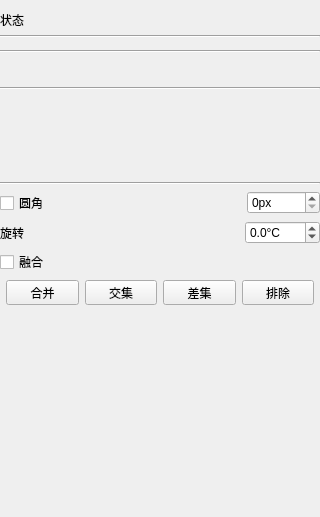
First picture: the form in BIDesigner/grouppropertyform.ui, repository lsyeei/dashboard, before the edit.
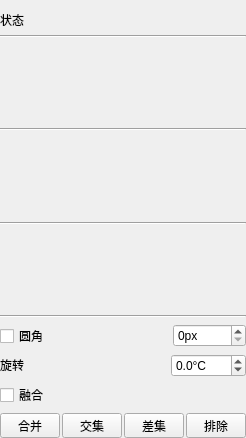
Second picture: the form after the edit. Icons and pictures are not drawn. Custom widgets are drawn as their Qt base class.

Patch:
```diff
--- a/BIDesigner/grouppropertyform.ui
+++ b/BIDesigner/grouppropertyform.ui
@@ -6,12 +6,12 @@
    <rect>
     <x>0</x>
     <y>0</y>
-    <width>320</width>
-    <height>517</height>
+    <width>246</width>
+    <height>438</height>
    </rect>
   </property>
   <property name="sizePolicy">
-   <sizepolicy hsizetype="Minimum" vsizetype="Fixed">
+   <sizepolicy hsizetype="Preferred" vsizetype="Minimum">
     <horstretch>0</horstretch>
     <verstretch>0</verstretch>
    </sizepolicy>
@@ -19,12 +19,12 @@
   <property name="windowTitle">
    <string>Form</string>
   </property>
-  <layout class="QVBoxLayout" name="verticalLayout" stretch="0,0,0,0,0,0,0,0,0,0,0,0,0">
+  <layout class="QVBoxLayout" name="verticalLayout" stretch="0,0,0,0,0,0,0,0,0,0,0,0">
    <property name="spacing">
     <number>6</number>
    </property>
    <property name="sizeConstraint">
-    <enum>QLayout::SizeConstraint::SetNoConstraint</enum>
+    <enum>QLayout::SizeConstraint::SetMinimumSize</enum>
    </property>
    <property name="leftMargin">
     <number>0</number>
@@ -36,14 +36,14 @@
     <number>0</number>
    </property>
    <item>
-    <layout class="QHBoxLayout" name="horizontalLayout_3" stretch="1,5">
+    <layout class="QHBoxLayout" name="horizontalLayout_3" stretch="0,0">
      <property name="sizeConstraint">
-      <enum>QLayout::SizeConstraint::SetNoConstraint</enum>
+      <enum>QLayout::SizeConstraint::SetMinimumSize</enum>
      </property>
      <item>
       <widget class="QLabel" name="label_2">
        <property name="sizePolicy">
-        <sizepolicy hsizetype="Preferred" vsizetype="Fixed">
+        <sizepolicy hsizetype="Fixed" vsizetype="Fixed">
          <horstretch>0</horstretch>
          <verstretch>0</verstretch>
         </sizepolicy>
@@ -67,6 +67,12 @@
    </item>
    <item>
     <widget class="Line" name="line_4">
+     <property name="sizePolicy">
+      <sizepolicy hsizetype="Preferred" vsizetype="Fixed">
+       <horstretch>0</horstretch>
+       <verstretch>0</verstretch>
+      </sizepolicy>
+     </property>
      <property name="orientation">
       <enum>Qt::Orientation::Horizontal</enum>
      </property>
@@ -75,7 +81,7 @@
    <item>
     <widget class="PosProperty" name="posProperty">
      <property name="sizePolicy">
-      <sizepolicy hsizetype="MinimumExpanding" vsizetype="Minimum">
+      <sizepolicy hsizetype="Preferred" vsizetype="Minimum">
        <horstretch>0</horstretch>
        <verstretch>0</verstretch>
       </sizepolicy>
@@ -93,6 +99,12 @@
    </item>
    <item>
     <widget class="Line" name="line_2">
+     <property name="sizePolicy">
+      <sizepolicy hsizetype="Preferred" vsizetype="Fixed">
+       <horstretch>0</horstretch>
+       <verstretch>0</verstretch>
+      </sizepolicy>
+     </property>
      <property name="orientation">
       <enum>Qt::Orientation::Horizontal</enum>
      </property>
@@ -109,13 +121,13 @@
      <property name="minimumSize">
       <size>
        <width>0</width>
-       <height>22</height>
+       <height>0</height>
       </size>
      </property>
      <property name="maximumSize">
       <size>
        <width>16777215</width>
-       <height>22</height>
+       <height>16777215</height>
       </size>
      </property>
      <property name="showLine">
@@ -145,7 +157,7 @@
    <item>
     <widget class="FillProperty" name="fillProperty">
      <property name="sizePolicy">
-      <sizepolicy hsizetype="MinimumExpanding" vsizetype="Minimum">
+      <sizepolicy hsizetype="Preferred" vsizetype="Minimum">
        <horstretch>0</horstretch>
        <verstretch>0</verstretch>
       </sizepolicy>
@@ -153,13 +165,13 @@
      <property name="minimumSize">
       <size>
        <width>0</width>
-       <height>80</height>
+       <height>0</height>
       </size>
      </property>
      <property name="maximumSize">
       <size>
        <width>16777215</width>
-       <height>80</height>
+       <height>16777215</height>
       </size>
      </property>
      <property name="fill" stdset="0">
@@ -169,6 +181,12 @@
    </item>
    <item>
     <widget class="Line" name="line_3">
+     <property name="sizePolicy">
+      <sizepolicy hsizetype="Preferred" vsizetype="Fixed">
+       <horstretch>0</horstretch>
+       <verstretch>0</verstretch>
+      </sizepolicy>
+     </property>
      <property name="orientation">
       <enum>Qt::Orientation::Horizontal</enum>
      </property>
@@ -180,7 +198,7 @@
       <number>6</number>
      </property>
      <property name="sizeConstraint">
-      <enum>QLayout::SizeConstraint::SetNoConstraint</enum>
+      <enum>QLayout::SizeConstraint::SetMinimumSize</enum>
      </property>
      <property name="topMargin">
       <number>0</number>
@@ -191,7 +209,7 @@
      <item>
       <widget class="QCheckBox" name="roundChecked">
        <property name="sizePolicy">
-        <sizepolicy hsizetype="Minimum" vsizetype="Fixed">
+        <sizepolicy hsizetype="Fixed" vsizetype="Fixed">
          <horstretch>0</horstretch>
          <verstretch>0</verstretch>
         </sizepolicy>
@@ -217,7 +235,7 @@
      <item>
       <widget class="QSpinBox" name="roundSize">
        <property name="sizePolicy">
-        <sizepolicy hsizetype="Minimum" vsizetype="Fixed">
+        <sizepolicy hsizetype="Preferred" vsizetype="Fixed">
          <horstretch>0</horstretch>
          <verstretch>0</verstretch>
         </sizepolicy>
@@ -235,7 +253,7 @@
    <item>
     <layout class="QHBoxLayout" name="horizontalLayout_2">
      <property name="sizeConstraint">
-      <enum>QLayout::SizeConstraint::SetNoConstraint</enum>
+      <enum>QLayout::SizeConstraint::SetMinimumSize</enum>
      </property>
      <property name="topMargin">
       <number>0</number>
@@ -245,6 +263,12 @@
      </property>
      <item>
       <widget class="QLabel" name="label">
+       <property name="sizePolicy">
+        <sizepolicy hsizetype="Fixed" vsizetype="Fixed">
+         <horstretch>0</horstretch>
+         <verstretch>0</verstretch>
+        </sizepolicy>
+       </property>
        <property name="text">
         <string>旋转</string>
        </property>
@@ -257,7 +281,7 @@
        </property>
        <property name="sizeHint" stdset="0">
         <size>
-         <width>40</width>
+         <width>20</width>
          <height>20</height>
         </size>
        </property>
@@ -265,6 +289,12 @@
      </item>
      <item>
       <widget class="QDoubleSpinBox" name="rotation">
+       <property name="sizePolicy">
+        <sizepolicy hsizetype="Preferred" vsizetype="Fixed">
+         <horstretch>0</horstretch>
+         <verstretch>0</verstretch>
+        </sizepolicy>
+       </property>
        <property name="suffix">
         <string>°C</string>
        </property>
@@ -283,6 +313,12 @@
    </item>
    <item>
     <widget class="QCheckBox" name="mergeCheck">
+     <property name="sizePolicy">
+      <sizepolicy hsizetype="Preferred" vsizetype="Fixed">
+       <horstretch>0</horstretch>
+       <verstretch>0</verstretch>
+      </sizepolicy>
+     </property>
      <property name="text">
       <string>融合</string>
      </property>
@@ -291,31 +327,34 @@
    <item>
     <widget class="QWidget" name="mergeOptions" native="true">
      <property name="sizePolicy">
-      <sizepolicy hsizetype="Ignored" vsizetype="Fixed">
+      <sizepolicy hsizetype="Preferred" vsizetype="Fixed">
        <horstretch>0</horstretch>
        <verstretch>0</verstretch>
       </sizepolicy>
      </property>
      <layout class="QHBoxLayout" name="horizontalLayout_4">
+      <property name="spacing">
+       <number>2</number>
+      </property>
       <property name="sizeConstraint">
-       <enum>QLayout::SizeConstraint::SetNoConstraint</enum>
+       <enum>QLayout::SizeConstraint::SetMinimumSize</enum>
       </property>
       <property name="leftMargin">
-       <number>6</number>
+       <number>0</number>
       </property>
       <property name="topMargin">
        <number>0</number>
       </property>
       <property name="rightMargin">
-       <number>6</number>
+       <number>0</number>
       </property>
       <property name="bottomMargin">
-       <number>6</number>
+       <number>0</number>
       </property>
       <item>
        <widget class="QToolButton" name="unit">
         <property name="sizePolicy">
-         <sizepolicy hsizetype="Preferred" vsizetype="Fixed">
+         <sizepolicy hsizetype="Ignored" vsizetype="Fixed">
           <horstretch>0</horstretch>
           <verstretch>0</verstretch>
          </sizepolicy>
@@ -344,7 +383,7 @@
       <item>
        <widget class="QToolButton" name="intersect">
         <property name="sizePolicy">
-         <sizepolicy hsizetype="Preferred" vsizetype="Fixed">
+         <sizepolicy hsizetype="Ignored" vsizetype="Fixed">
           <horstretch>0</horstretch>
           <verstretch>0</verstretch>
          </sizepolicy>
@@ -373,7 +412,7 @@
       <item>
        <widget class="QToolButton" name="subtract">
         <property name="sizePolicy">
-         <sizepolicy hsizetype="Preferred" vsizetype="Fixed">
+         <sizepolicy hsizetype="Ignored" vsizetype="Fixed">
           <horstretch>0</horstretch>
           <verstretch>0</verstretch>
          </sizepolicy>
@@ -402,7 +441,7 @@
       <item>
        <widget class="QToolButton" name="exclude">
         <property name="sizePolicy">
-         <sizepolicy hsizetype="Preferred" vsizetype="Fixed">
+         <sizepolicy hsizetype="Ignored" vsizetype="Fixed">
           <horstretch>0</horstretch>
           <verstretch>0</verstretch>
          </sizepolicy>
@@ -431,22 +470,6 @@
      </layout>
     </widget>
    </item>
-   <item>
-    <spacer name="verticalSpacer">
-     <property name="orientation">
-      <enum>Qt::Orientation::Vertical</enum>
-     </property>
-     <property name="sizeType">
-      <enum>QSizePolicy::Policy::Expanding</enum>
-     </property>
-     <property name="sizeHint" stdset="0">
-      <size>
-       <width>20</width>
-       <height>20</height>
-      </size>
-     </property>
-    </spacer>
-   </item>
   </layout>
  </widget>
  <customwidgets>
```
